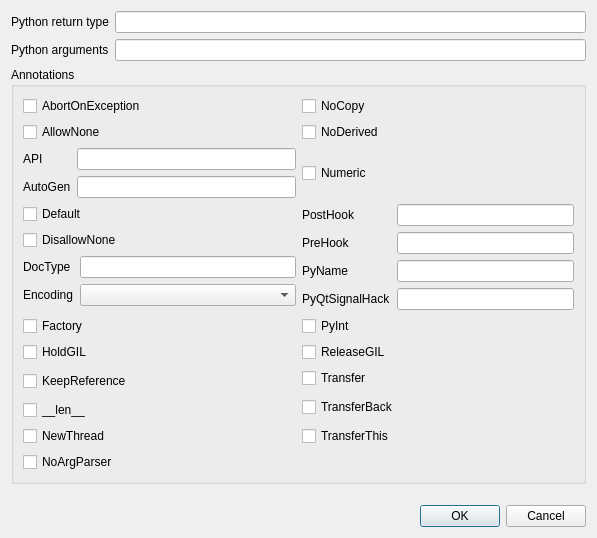
Qt form metasip/api_editor/Designer/CallablePropertiesBase.ui (Python-SIP/metasip) before a commit.
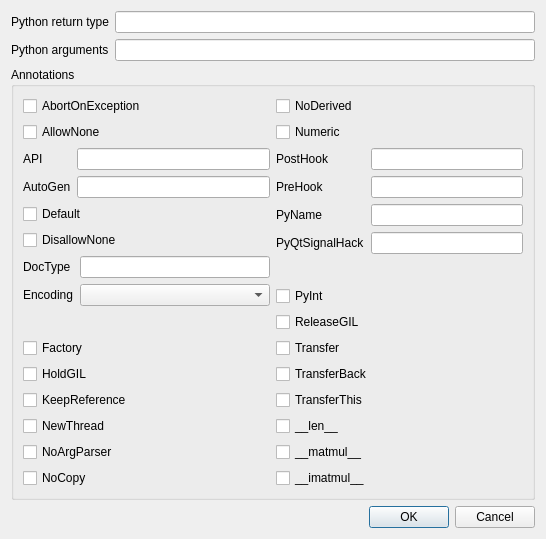
The same form after that commit.

Commit message: Added support for the __matmul__ and __imatmul__ callable annotations. Hardwire Python v3.4.

```diff
--- a/metasip/api_editor/Designer/CallablePropertiesBase.ui
+++ b/metasip/api_editor/Designer/CallablePropertiesBase.ui
@@ -6,8 +6,8 @@
    <rect>
     <x>0</x>
     <y>0</y>
-    <width>597</width>
-    <height>538</height>
+    <width>546</width>
+    <height>533</height>
    </rect>
   </property>
   <property name="windowTitle">
@@ -52,9 +52,9 @@
        </widget>
       </item>
       <item row="0" column="1">
-       <widget class="QCheckBox" name="noCopyCb">
+       <widget class="QCheckBox" name="noDerivedCb">
         <property name="text">
-         <string>NoCopy</string>
+         <string>NoDerived</string>
         </property>
        </widget>
       </item>
@@ -66,9 +66,9 @@
        </widget>
       </item>
       <item row="1" column="1">
-       <widget class="QCheckBox" name="noDerivedCb">
+       <widget class="QCheckBox" name="numericCb">
         <property name="text">
-         <string>NoDerived</string>
+         <string>Numeric</string>
         </property>
        </widget>
       </item>
@@ -96,21 +96,7 @@
         </item>
        </layout>
       </item>
-      <item row="2" column="1">
-       <widget class="QCheckBox" name="numericCb">
-        <property name="text">
-         <string>Numeric</string>
-        </property>
-       </widget>
-      </item>
-      <item row="3" column="0">
-       <widget class="QCheckBox" name="defaultCb">
-        <property name="text">
-         <string>Default</string>
-        </property>
-       </widget>
-      </item>
-      <item row="3" column="1" rowspan="3">
+      <item row="2" column="1" rowspan="4">
        <layout class="QFormLayout" name="formLayout_4">
         <item row="0" column="0">
          <widget class="QLabel" name="label_7">
@@ -154,6 +140,13 @@
         </item>
        </layout>
       </item>
+      <item row="3" column="0">
+       <widget class="QCheckBox" name="defaultCb">
+        <property name="text">
+         <string>Default</string>
+        </property>
+       </widget>
+      </item>
       <item row="4" column="0">
        <widget class="QCheckBox" name="disallowNoneCb">
         <property name="text">
@@ -161,7 +154,7 @@
         </property>
        </widget>
       </item>
-      <item row="5" column="0">
+      <item row="5" column="0" rowspan="2">
        <layout class="QFormLayout" name="formLayout_3">
         <item row="0" column="0">
          <widget class="QLabel" name="label_5">
@@ -185,13 +178,6 @@
         </item>
        </layout>
       </item>
-      <item row="6" column="0">
-       <widget class="QCheckBox" name="factoryCb">
-        <property name="text">
-         <string>Factory</string>
-        </property>
-       </widget>
-      </item>
       <item row="6" column="1">
        <widget class="QCheckBox" name="pyIntCb">
         <property name="text">
@@ -199,13 +185,6 @@
         </property>
        </widget>
       </item>
-      <item row="7" column="0">
-       <widget class="QCheckBox" name="holdGILCb">
-        <property name="text">
-         <string>HoldGIL</string>
-        </property>
-       </widget>
-      </item>
       <item row="7" column="1">
        <widget class="QCheckBox" name="releaseGILCb">
         <property name="text">
@@ -213,10 +192,10 @@
         </property>
        </widget>
       </item>
-      <item row="8" column="0" rowspan="2">
-       <widget class="QCheckBox" name="keepRefCb">
+      <item row="8" column="0">
+       <widget class="QCheckBox" name="factoryCb">
         <property name="text">
-         <string>KeepReference</string>
+         <string>Factory</string>
         </property>
        </widget>
       </item>
@@ -227,7 +206,14 @@
         </property>
        </widget>
       </item>
-      <item row="9" column="1" rowspan="2">
+      <item row="9" column="0">
+       <widget class="QCheckBox" name="holdGILCb">
+        <property name="text">
+         <string>HoldGIL</string>
+        </property>
+       </widget>
+      </item>
+      <item row="9" column="1">
        <widget class="QCheckBox" name="transferBackCb">
         <property name="text">
          <string>TransferBack</string>
@@ -235,9 +221,16 @@
        </widget>
       </item>
       <item row="10" column="0">
-       <widget class="QCheckBox" name="lenCb">
+       <widget class="QCheckBox" name="keepRefCb">
         <property name="text">
-         <string>__len__</string>
+         <string>KeepReference</string>
+        </property>
+       </widget>
+      </item>
+      <item row="10" column="1">
+       <widget class="QCheckBox" name="transferThisCb">
+        <property name="text">
+         <string>TransferThis</string>
         </property>
        </widget>
       </item>
@@ -249,9 +242,9 @@
        </widget>
       </item>
       <item row="11" column="1">
-       <widget class="QCheckBox" name="transferThisCb">
+       <widget class="QCheckBox" name="lenCb">
         <property name="text">
-         <string>TransferThis</string>
+         <string>__len__</string>
         </property>
        </widget>
       </item>
@@ -262,6 +255,27 @@
         </property>
        </widget>
       </item>
+      <item row="12" column="1">
+       <widget class="QCheckBox" name="matmulCb">
+        <property name="text">
+         <string>__matmul__</string>
+        </property>
+       </widget>
+      </item>
+      <item row="13" column="0">
+       <widget class="QCheckBox" name="noCopyCb">
+        <property name="text">
+         <string>NoCopy</string>
+        </property>
+       </widget>
+      </item>
+      <item row="13" column="1">
+       <widget class="QCheckBox" name="imatmulCb">
+        <property name="text">
+         <string>__imatmul__</string>
+        </property>
+       </widget>
+      </item>
      </layout>
     </widget>
    </item>
```
Left out of the diff: 4 changed lines with no effect on the pictures. The commit also changes 2 other files.
